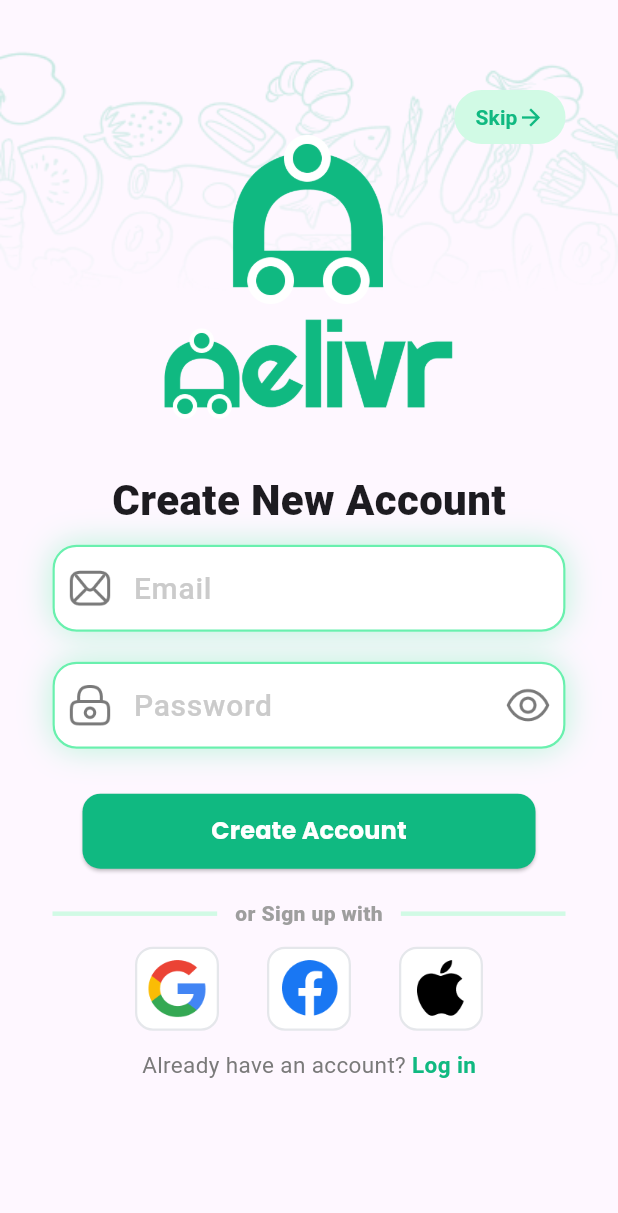
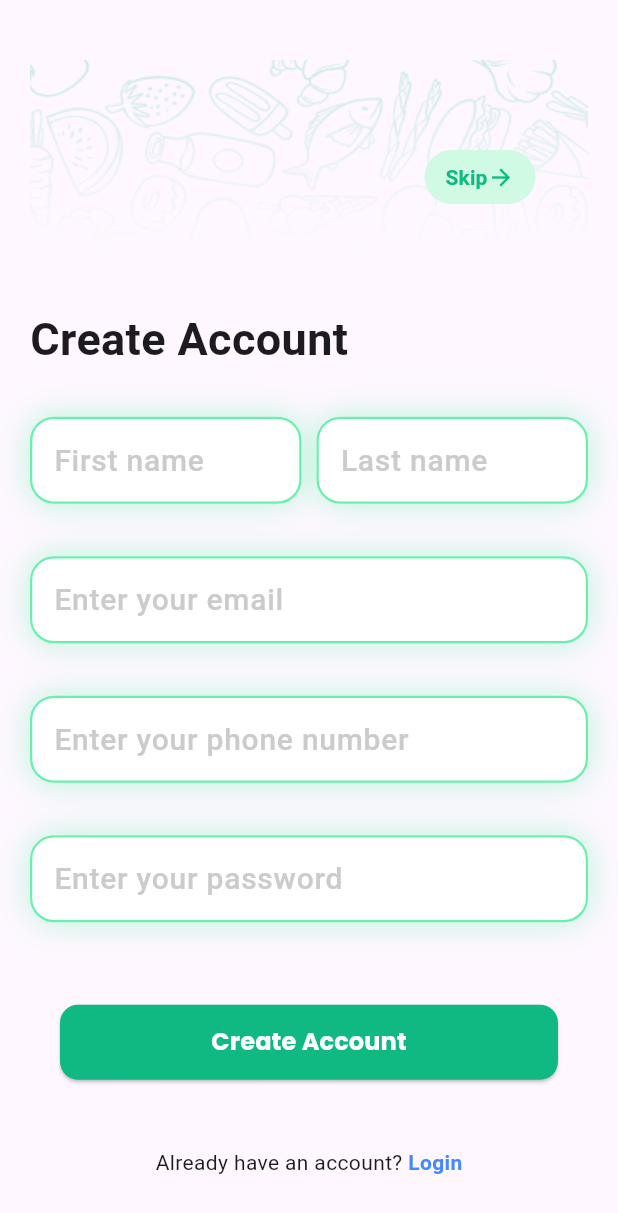
Before and after one commit to Mahmou-d6356567377/delvirick, a Flutter app: the RegisterView screen opened by its route, on a phone screen of 412 x 824 dp. Shown: the top 1213 px of the screen. Run offline on Flutter 3.47's test engine with Material 3 defaults, Android fonts, the phone set to English and light mode, and no system bars; our stand-ins replace bloc, dio, dotted_border, equatable, flutter_bloc, flutter_dotenv and 8 more; project files that could hold a hidden picture were left out.

Commit message:
login and register api done

```diff
--- a/lib/core/utils/consts/text.dart
+++ b/lib/core/utils/consts/text.dart
@@ -1,4 +1,4 @@
 class ConstText {
   static const appfontfamily = 'Poppins';
-  static const baseUrl = 'http://deliver.runasp.net';
+  static const baseUrl = 'http://deliver.runasp.net/api';
 }
--- a/lib/core/widgets/custom_text_field.dart
+++ b/lib/core/widgets/custom_text_field.dart
@@ -1,11 +1,12 @@
 import 'package:flutter/material.dart';
 
 class CustomTextField extends StatelessWidget {
-  const CustomTextField({
+   CustomTextField({
     super.key,
     required this.controller,
     this.prefixIcon,
     this.hintText,
+    this.keyboardType,
     this.suffixIcon,
     this.obscureText = false, this.hintstyle,
   });
@@ -16,6 +17,7 @@ class CustomTextField extends StatelessWidget {
   final String? hintText;
   final bool? obscureText;
   final TextStyle? hintstyle;
+  TextInputType? keyboardType;
 
   @override
   Widget build(BuildContext context) {
@@ -36,11 +38,13 @@ class CustomTextField extends StatelessWidget {
       child: TextFormField(
         controller: controller,
         obscureText: obscureText!,
+        keyboardType: keyboardType,
         decoration: InputDecoration(
           prefixIconConstraints: BoxConstraints(maxHeight: 50, maxWidth: 50),
           suffixIconConstraints: BoxConstraints(maxHeight: 50, maxWidth: 50),
           prefixIcon: prefixIcon,
           suffixIcon: suffixIcon,
+
           hintText: hintText,
           hintStyle: hintstyle?? TextStyle(
             color: Color(0xffCBCBCB),
--- a/lib/features/auth/presentation/bloc/auth_event.dart
+++ b/lib/features/auth/presentation/bloc/auth_event.dart
@@ -1,24 +1,26 @@
-// lib/features/auth/presentation/bloc/auth_event.dart
+abstract class AuthEvent {}
 
-import 'package:equatable/equatable.dart';
-
-abstract class AuthEvent extends Equatable {
-  const AuthEvent();
-
-  @override
-  List<Object?> get props => [];
-}
-
-// When user presses login button
 class LoginRequested extends AuthEvent {
   final String email;
   final String password;
 
-  const LoginRequested({required this.email, required this.password});
-
-  @override
-  List<Object?> get props => [email, password];
+  LoginRequested(this.email, this.password);
 }
 
-// (optional) logout event
-class LogoutRequested extends AuthEvent {}
+class RegisterRequested extends AuthEvent {
+  final String email;
+  final String password;
+  final String phone;
+  final String firstName;
+  final String lastName;
+  final String userType;
+
+  RegisterRequested({
+    required this.email,
+    required this.password,
+    required this.phone,
+    required this.firstName,
+    required this.lastName,
+    required this.userType,
+  });
+}
--- a/lib/features/auth/presentation/views/login_view.dart
+++ b/lib/features/auth/presentation/views/login_view.dart
@@ -46,9 +46,7 @@ class _LoginViewState extends State<LoginView> {
   void _onLoginPressed() {
     if (formKey.currentState!.validate()) {
       context.read<AuthBloc>().add(
-            LoginRequested(
-              email: emailController.text,
-              password: passwordController.text,
+            LoginRequested( emailController.text.trim(),passwordController.text.trim(),
             ),
           );
     }
@@ -133,7 +131,7 @@ class _LoginViewState extends State<LoginView> {
                                 )
                               : const Text('Login'),
                         ),
-                        const TextedDevider(),
+                        const TextedDevider(text: 'or Login with'),
                         const SocialMediaSigning(),
                         const DontHaveAccount(),
                       ],
--- a/lib/features/auth/presentation/views/register_view.dart
+++ b/lib/features/auth/presentation/views/register_view.dart
@@ -1,9 +1,12 @@
-import 'package:delvirick/core/widgets/custom_elevated_button.dart';
+import 'package:delvirick/core/utils/routes/go_router.dart';
 import 'package:delvirick/core/widgets/custom_text_field.dart';
-import 'package:delvirick/features/widgets/top_app_background.dart';
-import 'package:delvirick/core/utils/routes/go_router.dart';
+import 'package:delvirick/features/auth/presentation/bloc/auth_bloc.dart';
+import 'package:delvirick/features/auth/presentation/bloc/auth_event.dart';
+import 'package:delvirick/features/auth/presentation/bloc/auth_state.dart';
+import 'package:delvirick/features/widgets/mini_top_app_background.dart';
 import 'package:delvirick/widgets/custom_button.dart';
 import 'package:flutter/material.dart';
+import 'package:flutter_bloc/flutter_bloc.dart';
 import 'package:go_router/go_router.dart';
 
 class RegisterView extends StatefulWidget {
@@ -14,169 +17,149 @@ class RegisterView extends StatefulWidget {
 }
 
 class _RegisterViewState extends State<RegisterView> {
-  bool isVisible = false;
-  final GlobalKey<FormState> formKey = GlobalKey<FormState>();
-  final emailController = TextEditingController();
-  final passwordController = TextEditingController();
-  bool visible = false;
-  List<String> authMethodsIcon = ['google', 'facebook', 'apple'];
-  bool? empty;
-  @override
-  void initState() {
-    emailController.addListener(() {
-      setState(() {
-        empty = emailController.text.trim().isEmpty;
-      });
-    });
-    super.initState();
+  // 🧠 Controllers
+  final TextEditingController emailController = TextEditingController();
+  final TextEditingController passwordController = TextEditingController();
+  final TextEditingController phoneController = TextEditingController();
+  final TextEditingController firstNameController = TextEditingController();
+  final TextEditingController lastNameController = TextEditingController();
+
+  // 🧩 Trigger registration
+  void _onRegister() {
+    final email = emailController.text.trim();
+    final password = passwordController.text.trim();
+    final phone = phoneController.text.trim();
+    final firstName = firstNameController.text.trim();
+    final lastName = lastNameController.text.trim();
+
+    if (email.isEmpty || password.isEmpty || firstName.isEmpty || lastName.isEmpty) {
+      ScaffoldMessenger.of(context).showSnackBar(
+        const SnackBar(content: Text('Please fill all required fields')),
+      );
+      return;
+    }
+
+    context.read<AuthBloc>().add(RegisterRequested(
+          email: email,
+          password: password,
+          phone: phone,
+          firstName: firstName,
+          lastName: lastName,
+          userType: 'customer',
+        ));
   }
 
   @override
   void dispose() {
     emailController.dispose();
     passwordController.dispose();
+    phoneController.dispose();
+    firstNameController.dispose();
+    lastNameController.dispose();
     super.dispose();
   }
 
   @override
   Widget build(BuildContext context) {
     return Scaffold(
-      body: SingleChildScrollView(
+      body: BlocConsumer<AuthBloc, AuthState>(
+        listener: (context, state) {
+          if (state is AuthSuccess) {
+            ScaffoldMessenger.of(context).showSnackBar(
+              const SnackBar(content: Text('Account created successfully!')),
+            );
+            GoRouter.of(context).pushReplacement(Routers.setlocation);
+          } else if (state is AuthFailure) {
+            print(' Error:................... ${state.message.toString()}');
+            ScaffoldMessenger.of(context).showSnackBar(
+              SnackBar(content: Text(state.message)),
+            );
+          }
+        },
+        builder: (context, state) {
+          if (state is AuthLoading) {
+            return const Center(child: CircularProgressIndicator());
+          }
+
+          return SafeArea(
+            child: SingleChildScrollView(
+              padding: const EdgeInsets.symmetric(horizontal: 20, vertical: 40),
               child: Column(
+                crossAxisAlignment: CrossAxisAlignment.start,
                 children: [
-            TopAppBackground(),
-            Padding(
-              padding: const EdgeInsets.symmetric(horizontal: 35.0),
-              child: Form(
-                key: formKey,
-                child: Column(
-                  // spacing: 20,
-                  children: [
-                    Text(
-                      'Create New Account',
+                  MiniTopAppBackground(),
+                  const Text(
+                    'Create Account',
                     style: TextStyle(
-                        fontSize: 28,
-                        fontWeight: FontWeight.w900,
+                      fontSize: 30,
+                      fontWeight: FontWeight.bold,
                     ),
                   ),
-                    CustomTextField(
-                      controller: emailController,
-                      prefixIcon: Padding(
-                        padding: const EdgeInsets.symmetric(horizontal: 10.0),
-                        child: Image.asset('assets/images/email.png'),
-                      ),
-                      hintText: 'Email',
-                    ),
-                    CustomTextField(
-                      obscureText: isVisible,
-                      controller: passwordController,
-                      hintText: 'Password',
-                      prefixIcon: Padding(
-                        padding: const EdgeInsets.symmetric(horizontal: 10.0),
-                        child: Image.asset('assets/images/password.png'),
-                      ),
-                      suffixIcon: Padding(
-                        padding: const EdgeInsets.symmetric(horizontal: 10.0),
-                        child: InkWell(
-                          onTap: () {
-                            setState(() {
-                              isVisible = !isVisible;
-                            });
-                          },
-                          child: Image.asset(
-                            'assets/images/${isVisible ? 'un' : ''}visible.png',
-                          ),
-                        ),
-                      ),
-                    ),
-                    CustomButton(
-                      onpress: () {
-                        GoRouter.of(context).push(Routers.customerInfo);
-                      },
-                      title: 'Create Account',
-                    ),
+                  const SizedBox(height: 20),
+
+                  // 👤 Name fields
                   Row(
                     children: [
                       Expanded(
-                          child: Divider(
-                            color: Color(0xffD1FAE5),
-                            thickness: 3,
+                        child: CustomTextField(
+                          controller: firstNameController,
+                          hintText: 'First name',
                         ),
                       ),
-                        Padding(
-                          padding: const EdgeInsets.symmetric(horizontal: 12.0),
-                          child: Text(
-                            'or Sign up with',
-                            style: TextStyle(
-                              color: Colors.grey,
-                              fontWeight: FontWeight.w900,
-                              fontSize: 14,
-                            ),
-                          ),
-                        ),
+                      const SizedBox(width: 10),
                       Expanded(
-                          child: Divider(
-                            color: Color(0xffD1FAE5),
-                            thickness: 3,
+                        child: CustomTextField(
+                          controller: lastNameController,
+                          hintText: 'Last name',
                         ),
                       ),
                     ],
                   ),
-                    Padding(
-                      padding: const EdgeInsets.symmetric(vertical: 12.0),
-                      child: Row(
-                        spacing: 32,
-                        mainAxisAlignment: MainAxisAlignment.center,
-                        children: List.generate(
-                          3,
-                          (index) => InkWell(
-                            onTap: () {
-                              // Our Logic
-                              GoRouter.of(context).push(Routers.customerInfo);
-                            },
-                            child: Container(
-                              width: 56,
-                              height: 56,
-                              decoration: BoxDecoration(
-                                color: Colors.white,
-                                borderRadius: BorderRadius.circular(12),
-                                border: Border.all(
-                                  color: Color(0xFFE5E7EB),
-                                  width: 1.5,
+                  const SizedBox(height: 15),
+
+                  // 📧 Email
+                  CustomTextField(
+                    controller: emailController,
+                    hintText: 'Enter your email',
+                    keyboardType: TextInputType.emailAddress,
                   ),
+                  const SizedBox(height: 15),
+
+                  // 📞 Phone
+                  CustomTextField(
+                    controller: phoneController,
+                    hintText: 'Enter your phone number',
+                    keyboardType: TextInputType.phone,
                   ),
-                              child: Center(
-                                child: Image.asset(
-                                  'assets/images/${authMethodsIcon[index]}.png',
-                                  width: 40,
-                                  height: 40,
+                  const SizedBox(height: 15),
+
+                  // 🔒 Pa,ssword
+                  CustomTextField(
+                    controller: passwordController,
+                    hintText: 'Enter your password',
+                    obscureText: true,
                   ),
+                  const SizedBox(height: 25),
+
+                  // 🚀 Create account button
+                  CustomButton(
+                    title: state is AuthLoading ? 'Creating...' : 'Create Account',
+                    onpress: state is AuthLoading ? null : _onRegister,
                   ),
-                            ),
-                          ),
-                        ),
-                      ),
-                    ),
+                  const SizedBox(height: 25),
+
+                  // 🔁 Already have an account?
                   Row(
                     mainAxisAlignment: MainAxisAlignment.center,
                     children: [
-                        Text(
-                          'Already have an account? ',
+                      const Text("Already have an account? "),
+                      GestureDetector(
+                        onTap: () => GoRouter.of(context).push(Routers.login),
+                        child: const Text(
+                          'Login',
                           style: TextStyle(
-                            color: Color(0xff7A7A7A),
-                            fontSize: 15,
-                          ),
-                        ),
-                        GestureDetector(
-                          onTap: () {
-                            GoRouter.of(context).push(Routers.login);
-                          },
-                          child: Text(
-                            'Log in',
-                            style: TextStyle(
-                              color: Color(0xff10B981),
+                            color: Colors.blueAccent,
                             fontWeight: FontWeight.bold,
-                              fontSize: 15,
                           ),
                         ),
                       ),
@@ -185,9 +168,8 @@ class _RegisterViewState extends State<RegisterView> {
                 ],
               ),
             ),
-            ),
-          ],
-        ),
+          );
+        },
       ),
     );
   }
--- a/lib/features/auth/presentation/widgets/texted_devider.dart
+++ b/lib/features/auth/presentation/widgets/texted_devider.dart
@@ -3,9 +3,10 @@ import 'package:flutter/material.dart';
 
 class TextedDevider extends StatelessWidget {
   const TextedDevider({
-    super.key,
+    super.key, required this.text,
   });
 
+ final String text;
   @override
   Widget build(BuildContext context) {
     return Row(
@@ -19,7 +20,7 @@ class TextedDevider extends StatelessWidget {
         Padding(
           padding: const EdgeInsets.symmetric(horizontal: 12.0),
           child: Text(
-            'or Login with',
+            text,
             style: TextStyle(
               color: Colors.grey,
               fontWeight: FontWeight.w900,
--- /dev/null
+++ b/lib/features/widgets/mini_top_app_background.dart
@@ -0,0 +1,52 @@
+import 'package:flutter/material.dart';
+
+class MiniTopAppBackground extends StatelessWidget {
+  const MiniTopAppBackground({super.key});
+
+  @override
+  Widget build(BuildContext context) {
+    final height = MediaQuery.of(context).size.height;
+    return SizedBox(
+      height: height * 0.2,
+      child: Stack(
+        children: [
+          Image.asset(
+            'assets/images/image.png',
+            width: double.infinity,
+            fit: BoxFit.cover,
+          ),
+          Positioned(
+            top: 54,
+            right: 35,
+            child: TextButton(
+              style: TextButton.styleFrom(
+                padding: const EdgeInsets.symmetric(
+                  vertical: 0,
+                  horizontal: 14,
+                ),
+                minimumSize: const Size(0, 36),
+                backgroundColor: const Color(0xffD1FAE5),
+                foregroundColor: const Color(0xff10B981),
+                shape: RoundedRectangleBorder(
+                  borderRadius: BorderRadius.circular(30),
+                ),
+              ),
+              onPressed: () {},
+              child: Row(
+                mainAxisSize: MainAxisSize.min,
+                children: [
+                  Text(
+                    'Skip',
+                    style: TextStyle(fontSize: 14, fontWeight: FontWeight.w600),
+                  ),
+                  Icon(Icons.arrow_forward),
+                ],
+              ),
+            ),
+          ),
+        ],
+      ),
+    );
+  }
+}
+//                height: MediaQuery.of(context).size.height * 0.445 - 90,
```
Also changed, not shown: lib/core/services/service_locator/service_locator.dart (+17 -10 lines), lib/features/auth/data/repos/login/login_repo.dart (+9 -0 lines), lib/features/auth/data/repos/login/login_repo_IMPL.dart (+31 -7 lines), lib/features/auth/domain/usecases/register_usecase.dart (added, +34 -0 lines), lib/features/auth/presentation/bloc/auth_bloc.dart (+37 -3 lines), lib/features/auth/presentation/widgets/have_account_widget.dart (added, +39 -0 lines), lib/main.dart (+8 -7 lines). Lines whose indentation alone changed are shown as unchanged.
